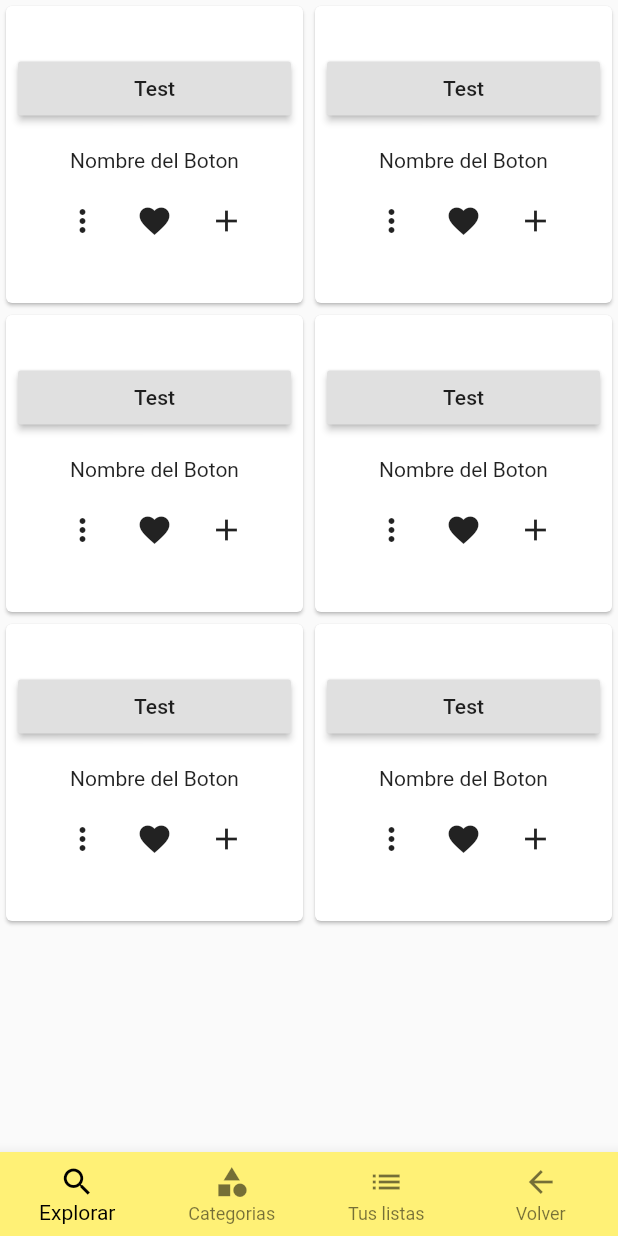
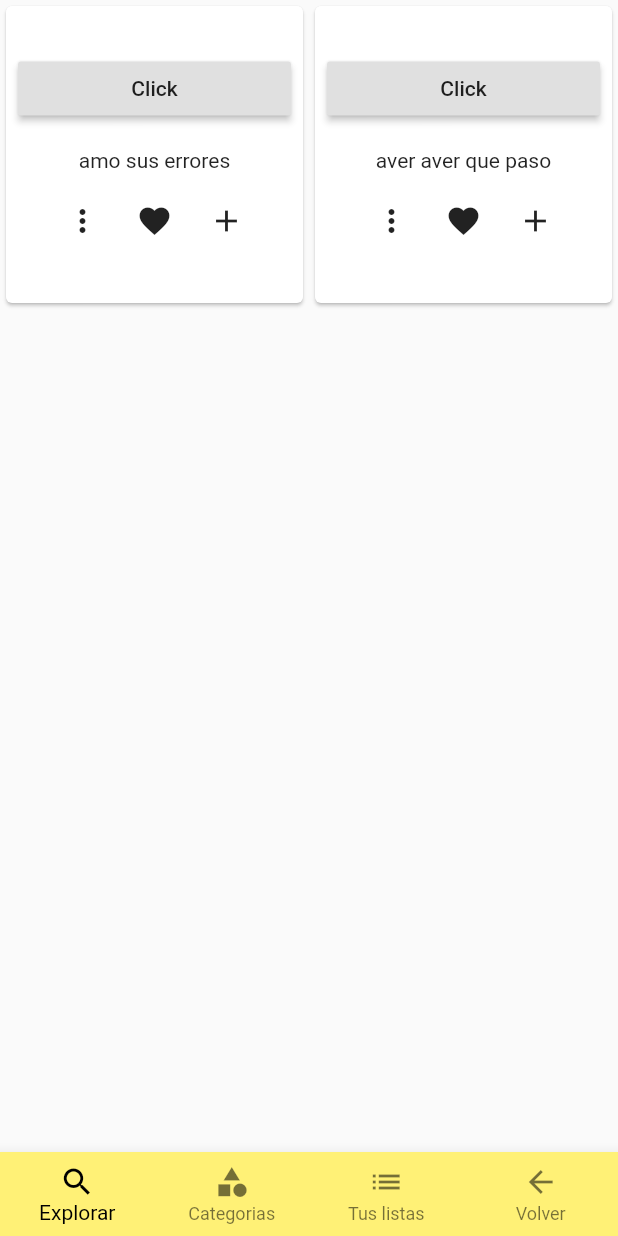
Before and after one commit to lucasambesi/botonera_app, a Flutter app: the NavigationBar screen opened directly, on a phone screen of 412 x 824 dp. Run offline on Flutter 3.47's test engine with Material 2 defaults, Android fonts, the phone set to English and light mode, and no system bars; our stand-ins replace audioplayers.

Commit message:
Se agrega AudioPlayer para reproduccion de audios

```diff
--- a/lib/SoundsPage/BottomNavigationBarSounds.dart
+++ b/lib/SoundsPage/BottomNavigationBarSounds.dart
@@ -1,4 +1,4 @@
-import 'package:botonera_app/SoundsPage/ExporeSounds.dart';
+import 'package:botonera_app/SoundsPage/ExploreSounds.dart';
 import 'package:flutter/cupertino.dart';
 import 'package:flutter/material.dart';
 
@@ -40,13 +40,21 @@ class NavigationBarImpl extends State<NavigationBar> {
         fixedColor: Colors.black,
         items: <BottomNavigationBarItem>[
           BottomNavigationBarItem(
-              icon: Icon(Icons.search), title: Text('Explorar')),
+              // ignore: deprecated_member_use
+              icon: Icon(Icons.search),
+              title: Text('Explorar')),
           BottomNavigationBarItem(
-              icon: Icon(Icons.category), title: Text('Categorias')),
+              // ignore: deprecated_member_use
+              icon: Icon(Icons.category),
+              title: Text('Categorias')),
           BottomNavigationBarItem(
-              icon: Icon(Icons.list), title: Text('Tus listas')),
+              // ignore: deprecated_member_use
+              icon: Icon(Icons.list),
+              title: Text('Tus listas')),
           BottomNavigationBarItem(
-              icon: BackButtonIcon(), title: Text('Volver')),
+              // ignore: deprecated_member_use
+              icon: BackButtonIcon(),
+              title: Text('Volver')),
         ],
       ),
     );
--- a/lib/SoundsPage/ButtomCard.dart
+++ b/lib/SoundsPage/ButtomCard.dart
@@ -1,11 +1,30 @@
 import 'package:flutter/cupertino.dart';
 import 'package:flutter/material.dart';
+import 'package:audioplayers/audio_cache.dart';
+import 'package:audioplayers/audioplayers.dart';
 
 class BotonCard extends StatefulWidget {
-  State<StatefulWidget> createState() => BotonCardImpl();
+  final String audio;
+  BotonCard({@required this.audio});
+
+  State<StatefulWidget> createState() => BotonCardImpl(audio: audio);
 }
 
 class BotonCardImpl extends State<BotonCard> {
+  final String audio;
+  AudioPlayer audioPlayer;
+  AudioCache audioCache;
+
+  BotonCardImpl({@required this.audio});
+
+  @override
+  void initState() {
+    super.initState();
+
+    audioPlayer = AudioPlayer();
+    audioCache = AudioCache(fixedPlayer: audioPlayer);
+  }
+
   @override
   Widget build(BuildContext context) {
     return Card(
@@ -17,8 +36,10 @@ class BotonCardImpl extends State<BotonCard> {
             mainAxisSize: MainAxisSize.min,
             children: <Widget>[
               RaisedButton(
-                child: Text('Test'),
-                onPressed: () {},
+                child: Text('Click'),
+                onPressed: () {
+                  audioCache.play(audio + '.mp3');
+                },
               ),
               SizedBox(
                 height: 8,
@@ -27,7 +48,7 @@ class BotonCardImpl extends State<BotonCard> {
                 height: 8,
               ),
               Text(
-                'Nombre del Boton',
+                audio,
                 textAlign: TextAlign.center,
               ),
               SizedBox(
--- a/lib/SoundsPage/ExporeSounds.dart
+++ b/lib/SoundsPage/ExploreSounds.dart
@@ -9,12 +9,8 @@ class PantallaExplorar extends StatefulWidget {
 class PantallaExplorarImpl extends State<PantallaExplorar> {
   @override
   List<Widget> _cards = [
-    BotonCard(),
-    BotonCard(),
-    BotonCard(),
-    BotonCard(),
-    BotonCard(),
-    BotonCard(),
+    BotonCard(audio: 'amo sus errores'),
+    BotonCard(audio: 'aver aver que paso'),
   ];
 
   Widget build(BuildContext context) {
--- a/pubspec.yaml
+++ b/pubspec.yaml
@@ -54,8 +54,7 @@ flutter:
   assets:
   #   - images/a_dot_burr.jpeg
   #   - images/a_dot_ham.jpeg
-    - assets/images/
-    - assets/
+      - assets/
   # An image asset can refer to one or more resolution-specific "variants", see
   # https://flutter.dev/assets-and-images/#resolution-aware.
 
```
Also changed, not shown: 2 other files.
